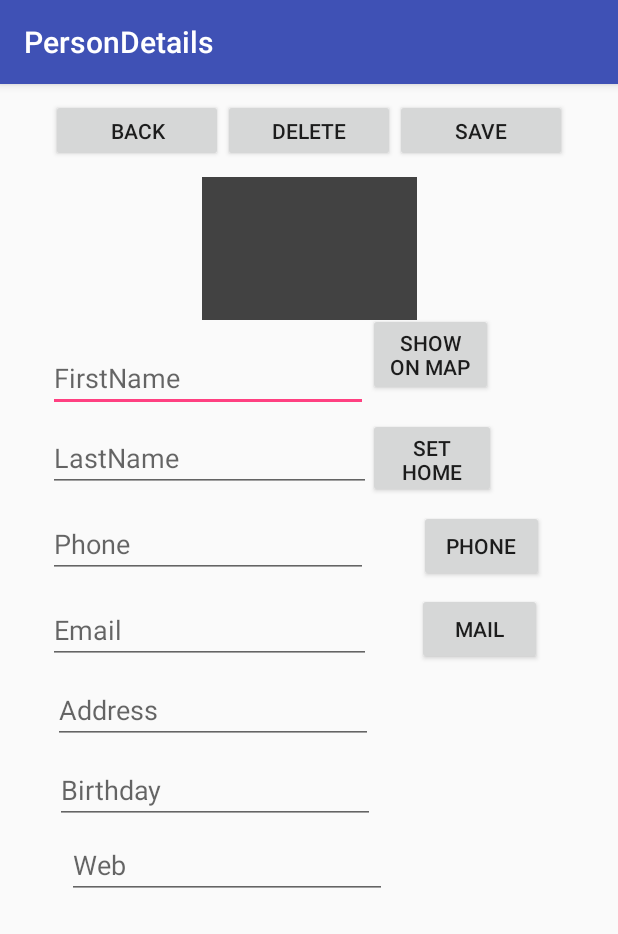
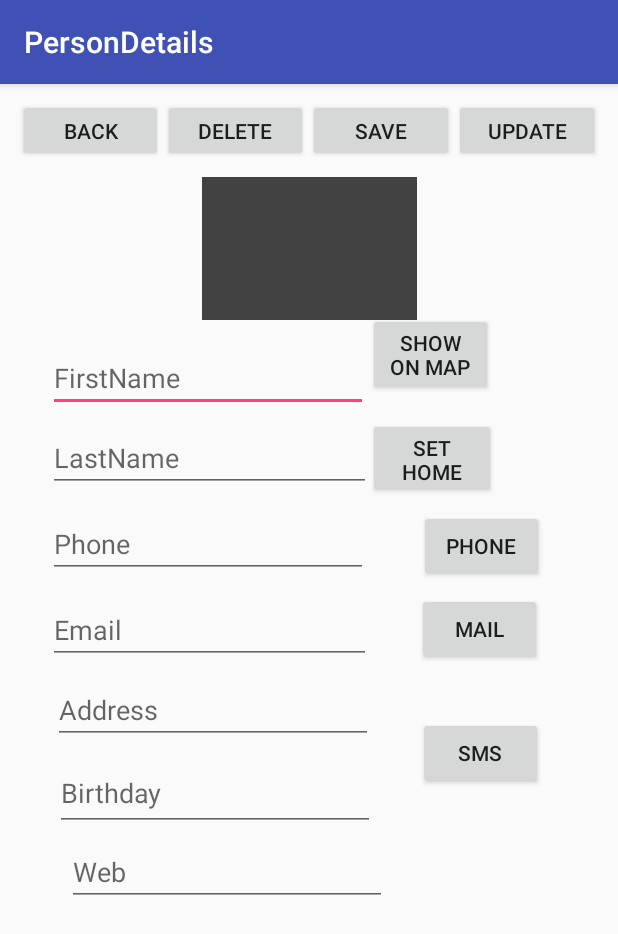
Before and after one commit to BetterEdition/FriendsAppRepo, an Android app: the DetailsActivity screen opened directly, with no data from a screen before it, on a phone screen of 412 x 824 dp. Shown: the top 934 px of the screen. Run offline under Robolectric (Android 15) with nearby library versions, the phone set to English and light mode, and no system bars.

```diff
--- a/app/src/main/java/com/example/jesperenemark/friendsapp/Controller/DetailsActivity.java
+++ b/app/src/main/java/com/example/jesperenemark/friendsapp/Controller/DetailsActivity.java
@@ -46,11 +46,11 @@ public class DetailsActivity extends AppCompatActivity {
     Button openPhone;
     Button openMail;
     Button btngetLocation;
-
+    Button btnupdate;
     String homeLocation;
-    Button buttonInsert;
+    Button buttonAdd;
     Button buttonDelete;
-
+    Button OpenMessage;
     EditText firstNameText,lastNameText, addressText, mailText, birthDateText, phoneText;
 
     // Database provider
@@ -75,16 +75,19 @@ public class DetailsActivity extends AppCompatActivity {
         appProvider = new AppProvider(this);
         mImage = (ImageView) findViewById(R.id.imageView);
         //buttonAdd = (Button) findViewById(R.id.btnSave);
-        buttonInsert = (Button) findViewById(R.id.btnSave);
+        buttonAdd = (Button) findViewById(R.id.btnAdd);
+        btnupdate = (Button) findViewById(R.id.btnUpdate);
         buttonDelete = (Button) findViewById(R.id.btnDelete);
         openPhone = (Button) findViewById(R.id.btnOpenPhone);
         openMail = (Button) findViewById(R.id.btnOpenMail);
         btngetLocation = (Button) findViewById(R.id.btnSetHome);
+        OpenMessage = (Button) findViewById(R.id.btnMessage);
         init();
         displayInfo();
         delete();
         OpenPhoneView();
         OpenMailView();
+        OpenMessageView();
         SetHome();
         backbtn = (Button) findViewById(R.id.btnBack);
         clickBack();
@@ -105,11 +108,18 @@ public class DetailsActivity extends AppCompatActivity {
             }
         });
 
-        buttonInsert.setOnClickListener(new View.OnClickListener() {
+        buttonAdd.setOnClickListener(new View.OnClickListener() {
             public void onClick(View v) {
                 DetailsActivity.this.onClickAdd();
             }
         });
+        btnupdate.setOnClickListener(new View.OnClickListener() {
+            public void onClick(View v) {
+                DetailsActivity.this.onClickEdit();
+            }
+        });
+
+
 
     }
 
@@ -234,6 +244,18 @@ public class DetailsActivity extends AppCompatActivity {
                 "Phone: "  + phone + "PhotoDirectory: " + Uri.fromFile(mFile).toString(), Toast.LENGTH_LONG).show();
     }
 
+    public void onClickEdit() {
+        int index = getIntent().getExtras().getInt("index");
+
+        Friend current = appProvider.getAll().get(index);
+        String firstname = firstNameText.getText().toString();
+        String lastname = lastNameText.getText().toString();
+        String address = addressText.getText().toString();
+        String mail = mailText.getText().toString();
+        String birthdate = birthDateText.getText().toString();
+        String phone = phoneText.getText().toString();
+        appProvider.updateFriendById(current.Id, firstname, lastname, address, phone, mail, homeLocation);
+    }
     public void OpenPhoneView() {
         openPhone.setOnClickListener(new View.OnClickListener() {
             public void onClick(View v) {
@@ -248,6 +270,14 @@ public class DetailsActivity extends AppCompatActivity {
                 Intent intent = getPackageManager().getLaunchIntentForPackage("com.google.android.gm");
                 startActivity(intent);
             }
+            });
+    }
+    public void OpenMessageView() {
+            OpenMessage.setOnClickListener(new View.OnClickListener() {
+                public void onClick(View v) {
+                    Intent intent = new Intent(Intent.ACTION_SEND, null);
+                    startActivity(intent);
+                }
             });
     }
 
@@ -287,6 +317,7 @@ public class DetailsActivity extends AppCompatActivity {
             phoneText.setText(current.PhoneNumber);
             addressText.setText(current.Address);
             mailText.setText(current.MailAddress);
+            homeLocation = current.Location;
         }
 
 
--- a/app/src/main/res/layout/detail.xml
+++ b/app/src/main/res/layout/detail.xml
@@ -86,7 +86,7 @@
     <EditText
         android:id="@+id/person_bday"
         android:layout_width="wrap_content"
-        android:layout_height="wrap_content"
+        android:layout_height="50dp"
         android:layout_marginEnd="8dp"
         android:layout_marginStart="8dp"
         android:layout_marginTop="8dp"
@@ -148,7 +148,7 @@
     <LinearLayout
         android:id="@+id/linearLayout2"
         style="?android:attr/buttonBarButtonStyle"
-        android:layout_width="368dp"
+        android:layout_width="0dp"
         android:layout_height="62dp"
         android:orientation="horizontal"
         app:layout_constraintLeft_toLeftOf="parent"
@@ -158,7 +158,7 @@
         <Button
             android:id="@+id/btnBack"
             style="@style/Widget.AppCompat.Button"
-            android:layout_width="107dp"
+            android:layout_width="50dp"
             android:layout_height="wrap_content"
             android:layout_weight="1"
             android:text="@string/back"
@@ -168,7 +168,7 @@
 
         <Button
             android:id="@+id/btnDelete"
-            android:layout_width="107dp"
+            android:layout_width="50dp"
             android:layout_height="wrap_content"
             android:layout_weight="1"
             android:text="@string/delete"
@@ -177,15 +177,22 @@
             tools:layout_editor_absoluteY="8dp" />
 
         <Button
-            android:id="@+id/btnSave"
+            android:id="@+id/btnAdd"
             style="@style/Widget.AppCompat.Button"
-            android:layout_width="107dp"
+            android:layout_width="50dp"
             android:layout_height="wrap_content"
             android:layout_weight="1"
             android:text="@string/save"
             android:textAppearance="@style/TextAppearance.AppCompat.Button"
             tools:layout_editor_absoluteX="139dp"
             tools:layout_editor_absoluteY="8dp" />
+
+        <Button
+            android:id="@+id/btnUpdate"
+            android:layout_width="50dp"
+            android:layout_height="wrap_content"
+            android:layout_weight="1"
+            android:text="Update" />
     </LinearLayout>
 
     <ImageView
@@ -225,4 +232,19 @@
         app:layout_constraintStart_toEndOf="@+id/person_email"
         app:layout_constraintTop_toBottomOf="@+id/btnOpenPhone" />
 
+    <Button
+        android:id="@+id/btnMessage"
+        android:layout_width="83dp"
+        android:layout_height="wrap_content"
+        android:layout_marginBottom="8dp"
+        android:layout_marginEnd="16dp"
+        android:layout_marginTop="8dp"
+        android:text="SMS"
+        app:layout_constraintBottom_toBottomOf="parent"
+        app:layout_constraintEnd_toEndOf="parent"
+        app:layout_constraintHorizontal_bias="0.47"
+        app:layout_constraintStart_toEndOf="@+id/person_address"
+        app:layout_constraintTop_toBottomOf="@+id/btnOpenMail"
+        app:layout_constraintVertical_bias="0.084" />
+
 </android.support.constraint.ConstraintLayout>
```
Also changed, not shown: app/src/main/java/com/example/jesperenemark/friendsapp/DAO/AppProvider.java (+15 -4 lines).
